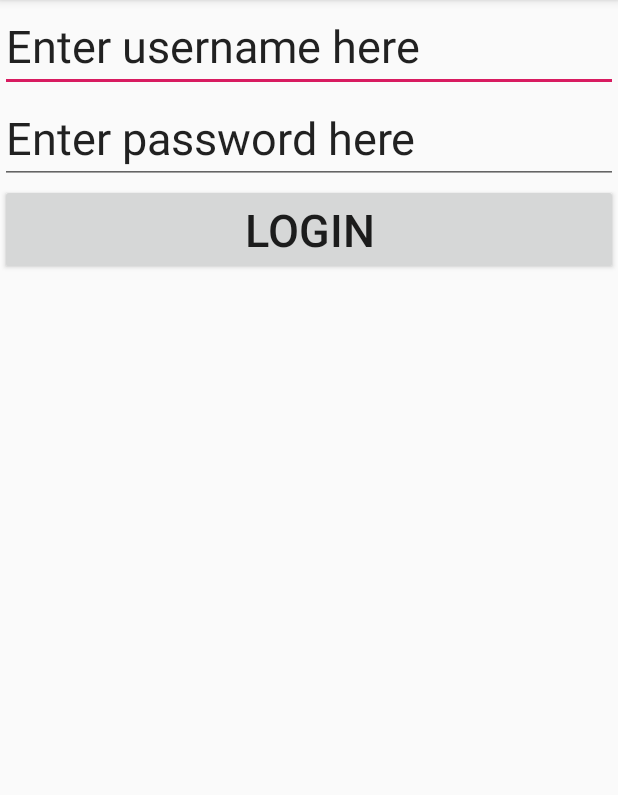
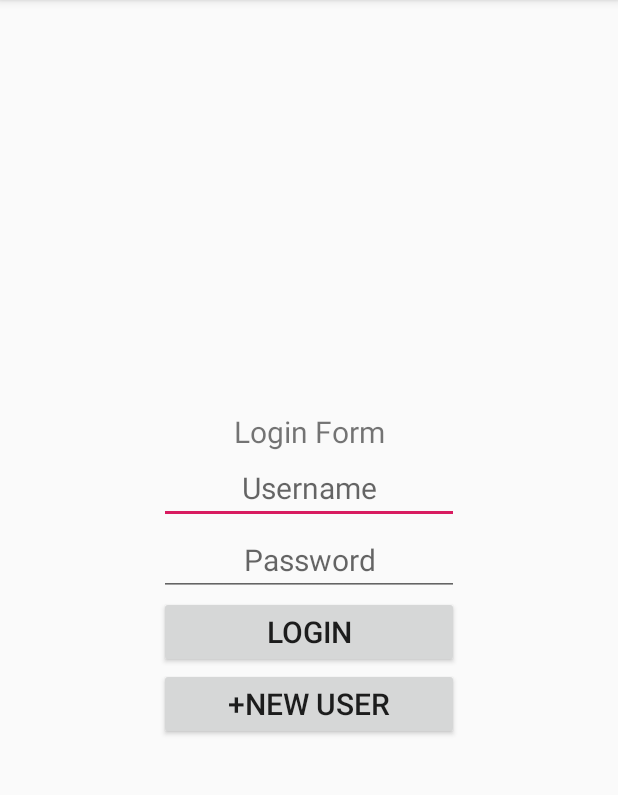
Before and after one commit to nikeshlama/WaterDrinkingReminder, an Android app: the screen it shows after launch (MainActivity), on a phone screen of 412 x 824 dp, the part 84-879 px from its top. Run offline under Robolectric (Android 15) with nearby library versions, the phone set to English and light mode, and no system bars.

Commit message:
login form

```diff
--- a/app/src/main/java/com/nikesh/waterdrinkingreminder/MainActivity.java
+++ b/app/src/main/java/com/nikesh/waterdrinkingreminder/MainActivity.java
@@ -2,13 +2,57 @@ package com.nikesh.waterdrinkingreminder;
 
 import androidx.appcompat.app.AppCompatActivity;
 
+import android.content.SharedPreferences;
 import android.os.Bundle;
+import android.view.View;
+import android.widget.Button;
+import android.widget.EditText;
+import android.widget.Toast;
 
 public class MainActivity extends AppCompatActivity {
+    public EditText etusername,etpassword;
+    public Button btnlogin,btnnewuser;
 
     @Override
     protected void onCreate(Bundle savedInstanceState) {
         super.onCreate(savedInstanceState);
         setContentView(R.layout.activity_main);
+        etusername=findViewById(R.id.etusername);
+        etpassword=findViewById(R.id.etpassword);
+        btnlogin=findViewById(R.id.btnlogin);
+        btnnewuser=findViewById(R.id.btnnewuser);
+
+        btnlogin.setOnClickListener(new View.OnClickListener() {
+            @Override
+            public void onClick(View view) {
+                SignUp();
+            }
+        });
+    }
+
+    private void SignUp(){
+        SharedPreferences sharedPreferences =getSharedPreferences("User",MODE_PRIVATE);
+        SharedPreferences.Editor editor= sharedPreferences.edit();
+
+        editor.putString("username",etusername.getText().toString());
+        editor.putString("password",etpassword.getText().toString());
+        editor.commit();
+
+        Toast.makeText(this, "Successfully registered", Toast.LENGTH_SHORT).show();
+    }
+    private void checkUser(){
+        SharedPreferences sharedPreferences = getSharedPreferences("user",MODE_PRIVATE);
+        String username = sharedPreferences.getString("username","");
+        String password = sharedPreferences.getString("password","");
+
+        if(username.equals(etusername.getText().toString())||
+                password.equals(etpassword.getText().toString())){
+            Toast.makeText(MainActivity.this, "Successful", Toast.LENGTH_SHORT).show();
+
+        }
+        else{
+            Toast.makeText(MainActivity.this, "Username or password is incorrect!!", Toast.LENGTH_SHORT).show();
+        }
+
     }
 }
--- a/app/src/main/res/layout/activity_main.xml
+++ b/app/src/main/res/layout/activity_main.xml
@@ -5,25 +5,42 @@
     android:layout_width="match_parent"
     android:layout_height="match_parent"
     android:orientation="vertical"
+    android:gravity="center"
     tools:context=".MainActivity">
-<EditText
-    android:layout_width="match_parent"
-    android:layout_height="wrap_content"
-    android:text="Enter username here"
-    android:textSize="30dp"
-    android:id="@+id/etusername"/>
-    <EditText
+    <TextView
         android:layout_width="match_parent"
         android:layout_height="wrap_content"
-        android:text="Enter password here"
-        android:textSize="30dp"
+        android:gravity="center"
+        android:text="Login Form"
+        android:textSize="20dp"
+        android:id="@+id/tvloginpage"
+        />
+    <EditText
+        android:layout_width="200dp"
+        android:layout_height="wrap_content"
+        android:hint="Username"
+        android:textSize="20dp"
+        android:gravity="center"
+        android:id="@+id/etusername"/>
+    <EditText
+        android:layout_width="200dp"
+        android:layout_height="wrap_content"
+        android:hint="Password"
+        android:textSize="20dp"
+        android:gravity="center"
         android:id="@+id/etpassword"/>
     <Button
-        android:layout_width="match_parent"
+        android:layout_width="200dp"
         android:layout_height="wrap_content"
         android:text="Login"
-        android:textSize="30dp"
+        android:textSize="20dp"
         android:id="@+id/btnlogin"/>
+    <Button
+        android:layout_width="200dp"
+        android:layout_height="wrap_content"
+        android:text="+New User"
+        android:textSize="20dp"
+        android:id="@+id/btnnewuser"/>
 
 
 
```
